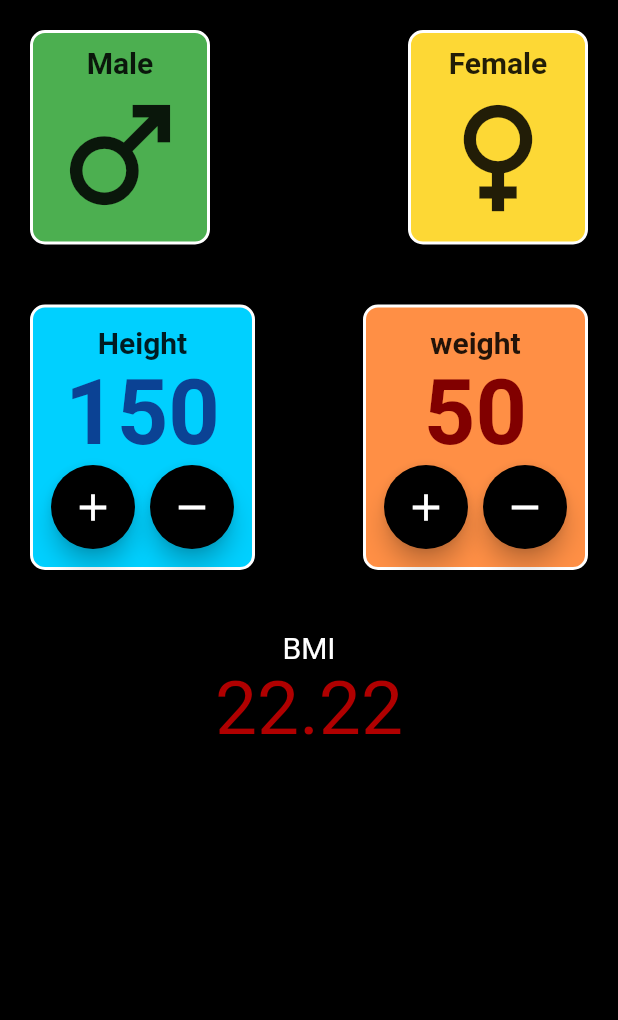
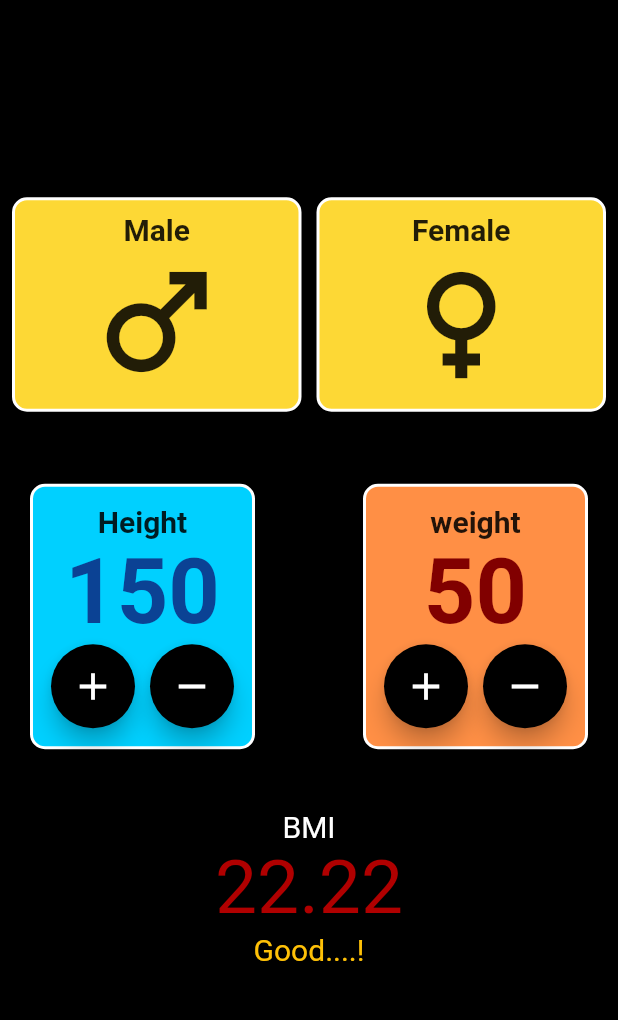
Before and after one commit to Thambara-20/Health-Pro, a Flutter app: the screen it shows after launch, on a phone screen of 412 x 824 dp, the part 84-1104 px from its top. Run offline on Flutter 3.47's test engine with Material 2 defaults, Android fonts, the phone set to English and light mode, and no system bars.

Commit message:
added guestures

```diff
--- a/bmicalculator/lib/main_page.dart
+++ b/bmicalculator/lib/main_page.dart
@@ -11,9 +11,9 @@ class MainPage extends StatefulWidget {
 class _MainPageState extends State<MainPage> {
   int height = 150;
   int weight = 50;
-
-  late double bmi = calculateBMI(height:height,weight:weight);
-
+  bool isFemaleClicked = false;
+  bool isMaleClicked = false;
+  late double bmi = calculateBMI(height: height, weight: weight);
 
   @override
   Widget build(BuildContext context) {
@@ -27,18 +27,42 @@ class _MainPageState extends State<MainPage> {
         body: SafeArea(
           child: Container(
             color: const Color.fromARGB(255, 0, 0, 0),
-            child: Column(children: [
-              Row(
+            child: Column(
+                mainAxisAlignment: MainAxisAlignment.center,
+                crossAxisAlignment: CrossAxisAlignment.center,
                 children: [
-                  Column(
+                  Padding(
+                    padding: const EdgeInsets.all(8.0),
+                    child: Row(
+                      mainAxisAlignment:
+                          MainAxisAlignment.center, // Center horizontally
+                      crossAxisAlignment: CrossAxisAlignment.center,
                       children: [
-                      Container(
+                        Expanded(
+                          flex: 1,
+                          child: Column(
+                            children: [
+                              MouseRegion(
+                                onEnter: (_) {
+                                  setState(() {
+                                    isMaleClicked = true;
+                                  });
+                                },
+                                onExit: (event) {
+                                  setState(() {
+                                  isMaleClicked = false;
+
+                                  });
+                                },
+                                child: Container(
+                                    width: double.maxFinite,
                                     decoration: BoxDecoration(
-                              color: Colors.green[500],
+                                        color: isMaleClicked
+                                            ? Colors.green[500]
+                                            : Colors.yellow[600],
                                         borderRadius: BorderRadius.circular(10),
-                              border:
-                                  Border.all(color: kborderColor, width: 2.0)),
-                          margin: const EdgeInsets.only(top: 20, left: 20),
+                                        border: Border.all(
+                                            color: kborderColor, width: 2.0)),
                                     child: Padding(
                                       padding: const EdgeInsets.all(8.0),
                                       child: Column(children: const [
@@ -55,19 +79,30 @@ class _MainPageState extends State<MainPage> {
                                         ),
                                       ]),
                                     )),
+                              ),
                             ],
                           ),
-                  const Spacer(),
-                  Column(
+                        ),
+                        const SizedBox(width: 10),
+                        Expanded(
+                          flex: 1,
+                          child: Column(
                             children: [
-                      Container(
+                              GestureDetector(
+                                onTap: () {
+                                  setState(() {
+                                    isFemaleClicked = !isFemaleClicked;
+                                  });
+                                },
+                                child: Container(
+                                    width: double.maxFinite,
                                     decoration: BoxDecoration(
-                              color: Colors.yellow[600],
+                                        color: isFemaleClicked
+                                            ? Colors.green[600]
+                                            : Colors.yellow[600],
                                         borderRadius: BorderRadius.circular(10),
-                              border:
-                                  Border.all(color: kborderColor, width: 2.0)),
-                          margin: const EdgeInsets.only(
-                              top: 20, left: 20, right: 20),
+                                        border: Border.all(
+                                            color: kborderColor, width: 2.0)),
                                     child: Padding(
                                       padding: const EdgeInsets.all(8.0),
                                       child: Column(children: const [
@@ -84,9 +119,12 @@ class _MainPageState extends State<MainPage> {
                                         )
                                       ]),
                                     )),
+                              ),
                             ],
                           ),
+                        ),
                       ],
+                    ),
                   ),
                   const SizedBox(height: 20),
                   Row(
@@ -117,10 +155,13 @@ class _MainPageState extends State<MainPage> {
                                   Row(
                                     children: [
                                       FloatingActionButton(
+                                          hoverColor: Colors.red,
                                           onPressed: () {
                                             setState(() {
                                               height++;
-                                          bmi = calculateBMI(height: height, weight: weight);
+                                              bmi = calculateBMI(
+                                                  height: height,
+                                                  weight: weight);
                                             });
                                           },
                                           backgroundColor: kbuttonColor,
@@ -129,13 +170,14 @@ class _MainPageState extends State<MainPage> {
                                       FloatingActionButton(
                                         onPressed: () {
                                           setState(() {
-                                        if (height >100)
-                                             height--;
-                                             bmi = calculateBMI(height: height, weight: weight);
+                                            if (height > 100) height--;
+                                            bmi = calculateBMI(
+                                                height: height, weight: weight);
                                           });
                                         },
                                         backgroundColor: kbuttonColor,
-                                    child: const Icon(Icons.remove, size: 30),
+                                        child:
+                                            const Icon(Icons.remove, size: 30),
                                       )
                                     ],
                                   )
@@ -145,15 +187,18 @@ class _MainPageState extends State<MainPage> {
                       ),
                       const Spacer(),
                       Column(
+                        mainAxisAlignment:
+                            MainAxisAlignment.center, // Center horizontally
+                        crossAxisAlignment: CrossAxisAlignment.center,
                         children: [
                           Container(
                             decoration: BoxDecoration(
                                 color: const Color.fromARGB(255, 255, 143, 69),
                                 borderRadius: BorderRadius.circular(10),
-                            border:
-                                Border.all(color: kborderColor, width: 2.0)),
-                        margin:
-                            const EdgeInsets.only(top: 20, left: 20, right: 20),
+                                border: Border.all(
+                                    color: kborderColor, width: 2.0)),
+                            margin: const EdgeInsets.only(
+                                top: 20, left: 20, right: 20),
                             child: Padding(
                                 padding: const EdgeInsets.all(12.0),
                                 child: Column(
@@ -172,21 +217,27 @@ class _MainPageState extends State<MainPage> {
                                             onPressed: () {
                                               setState(() {
                                                 weight++;
-                                            bmi = calculateBMI(height: height, weight: weight);
+                                                bmi = calculateBMI(
+                                                    height: height,
+                                                    weight: weight);
                                               });
                                             },
                                             backgroundColor: kbuttonColor,
-                                        child: const Icon(Icons.add, size: 30)),
+                                            child: const Icon(Icons.add,
+                                                size: 30)),
                                         const SizedBox(width: 10),
                                         FloatingActionButton(
                                           onPressed: () {
                                             setState(() {
-                                          if (weight>1) weight--;
-                                          bmi = calculateBMI(height: height, weight: weight);
+                                              if (weight > 1) weight--;
+                                              bmi = calculateBMI(
+                                                  height: height,
+                                                  weight: weight);
                                             });
                                           },
                                           backgroundColor: kbuttonColor,
-                                      child: const Icon(Icons.remove, size: 30),
+                                          child: const Icon(Icons.remove,
+                                              size: 30),
                                         )
                                       ],
                                     )
@@ -202,7 +253,7 @@ class _MainPageState extends State<MainPage> {
                     mainAxisAlignment: MainAxisAlignment.center,
                     mainAxisSize: MainAxisSize.max,
                     crossAxisAlignment: CrossAxisAlignment.center,
-                children:  [
+                    children: [
                       const Text(
                         'BMI',
                         style: TextStyle(
@@ -212,7 +263,9 @@ class _MainPageState extends State<MainPage> {
                       Text(
                         '${bmi.toStringAsFixed(2)}',
                         style: TextStyle(fontSize: 50, color: koutputColor),
-                  )
+                      ),
+                      Text(getStatus(bmi),
+                          style: TextStyle(color: Colors.amber, fontSize: 20))
                     ],
                   ),
                 ]),
@@ -220,7 +273,17 @@ class _MainPageState extends State<MainPage> {
         ));
   }
 
-  double calculateBMI( { required int  height, required int weight}) {
-    return weight /(height * height)* 10000;
+  double calculateBMI({required int height, required int weight}) {
+    return weight / (height * height) * 10000;
+  }
+
+  static String getStatus(double bmi) {
+    if (bmi >= 25) {
+      return 'Over Weighted';
+    } else if (bmi >= 18.5) {
+      return 'Good....!';
+    } else {
+      return 'Under Weighted';
     }
   }
+}
```
Lines whose indentation alone changed are shown as unchanged.
